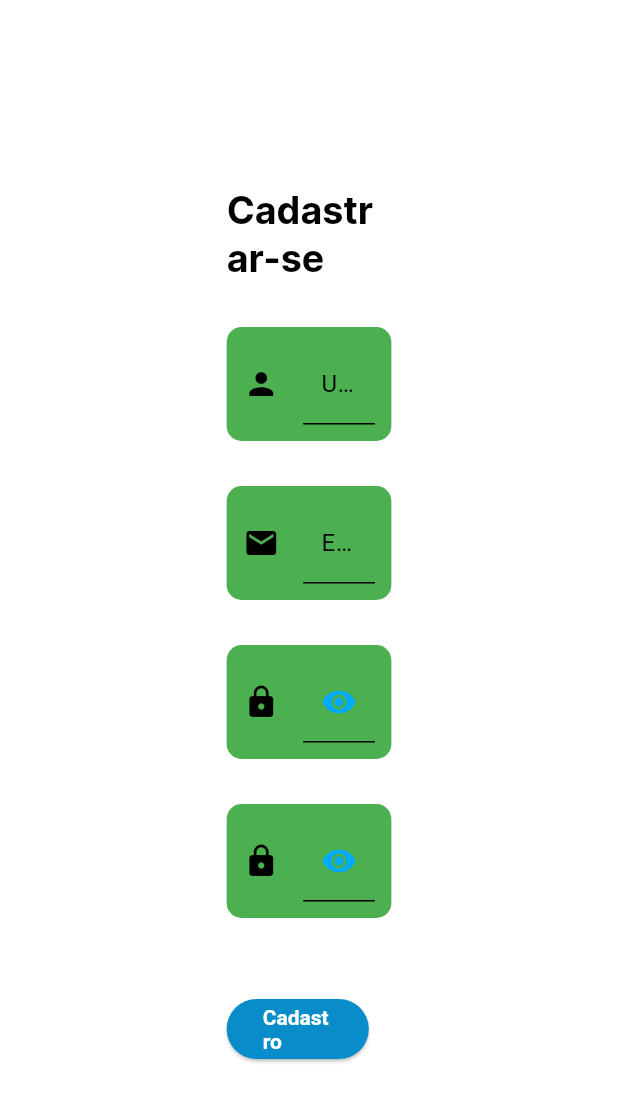
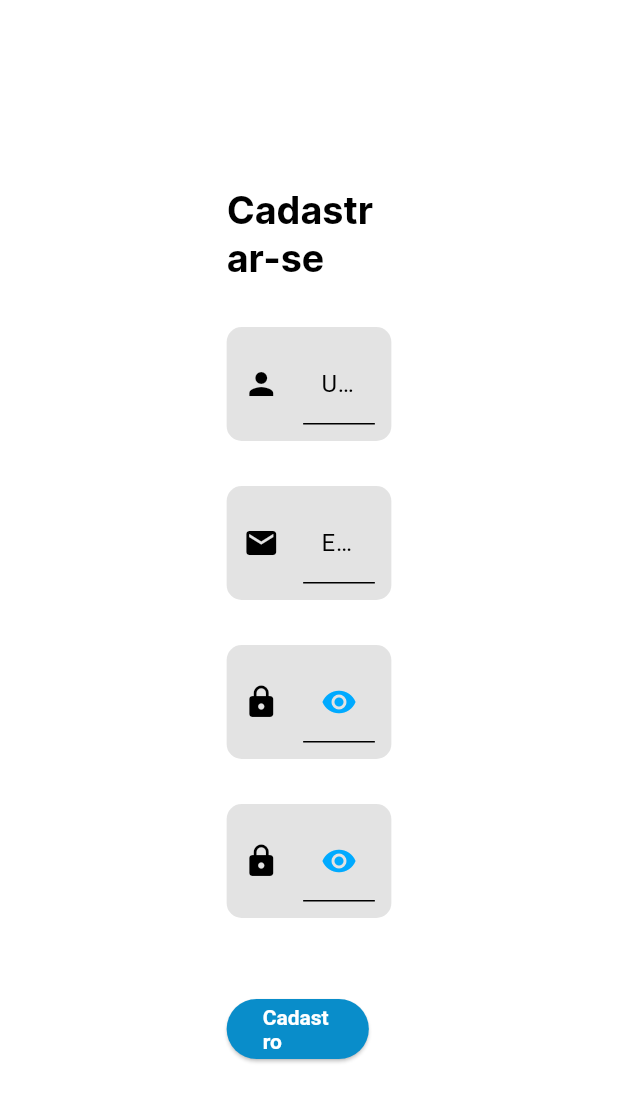
Before and after one commit to PedroLuisDionisioFraga/Hackaton-App, a Flutter app: the SignUpPage screen opened by its route, on a phone screen of 412 x 824 dp. Shown: the top 1102 px of the screen. Run offline on Flutter 3.47's test engine with Material 2 defaults, Android fonts, the phone set to English and light mode, and no system bars; our stand-ins replace dotted_decoration, firebase_auth, firebase_core, flutter_animate, pie_chart, syncfusion_flutter_gauges; accounts and stored records are empty; generated files the repository leaves out were written again.

Commit message:
:sparkles: Add novas estruturas nos widgets compartilhados

```diff
--- a/lib/Shared/Widgets/text_form_field.dart
+++ b/lib/Shared/Widgets/text_form_field.dart
@@ -51,7 +51,7 @@ class MyTextFormField {
     return Container(
       decoration: const BoxDecoration(
         borderRadius: BorderRadius.all(Radius.circular(10)),
-        color: Colors.green,
+        color: Color.fromARGB(255, 227, 227, 227),
       ),
       padding: const EdgeInsets.all(11),
       child: TextFormField(
```
Also changed, not shown: lib/Shared/Widgets/app_bar.dart (+13 -7 lines).
